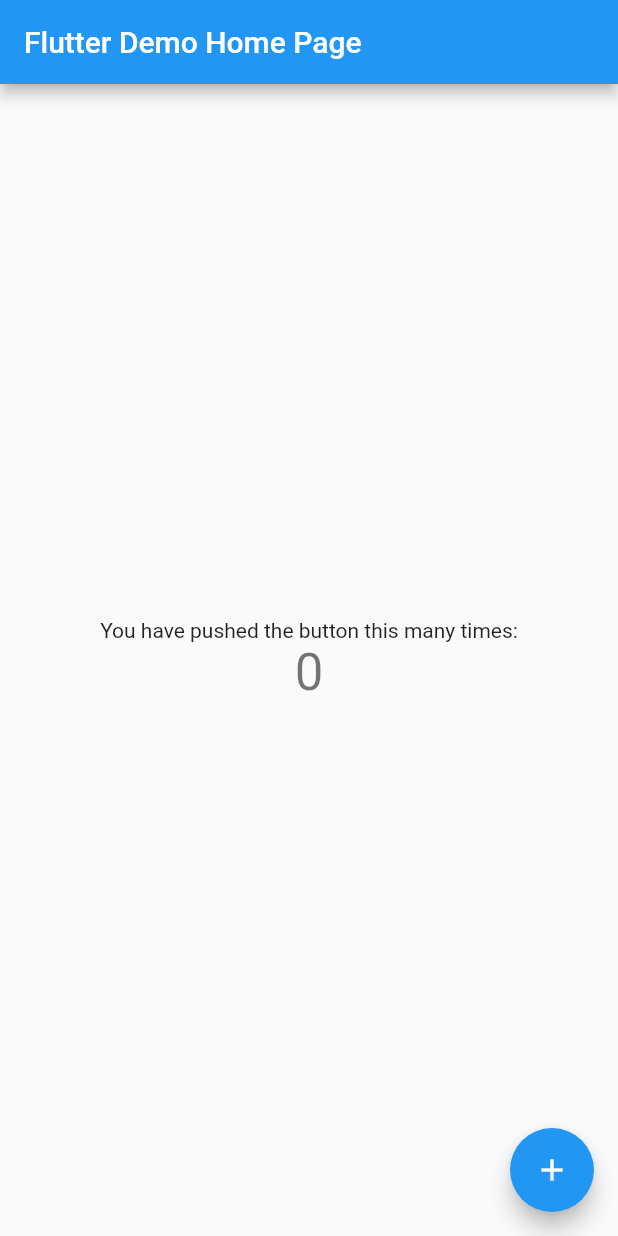
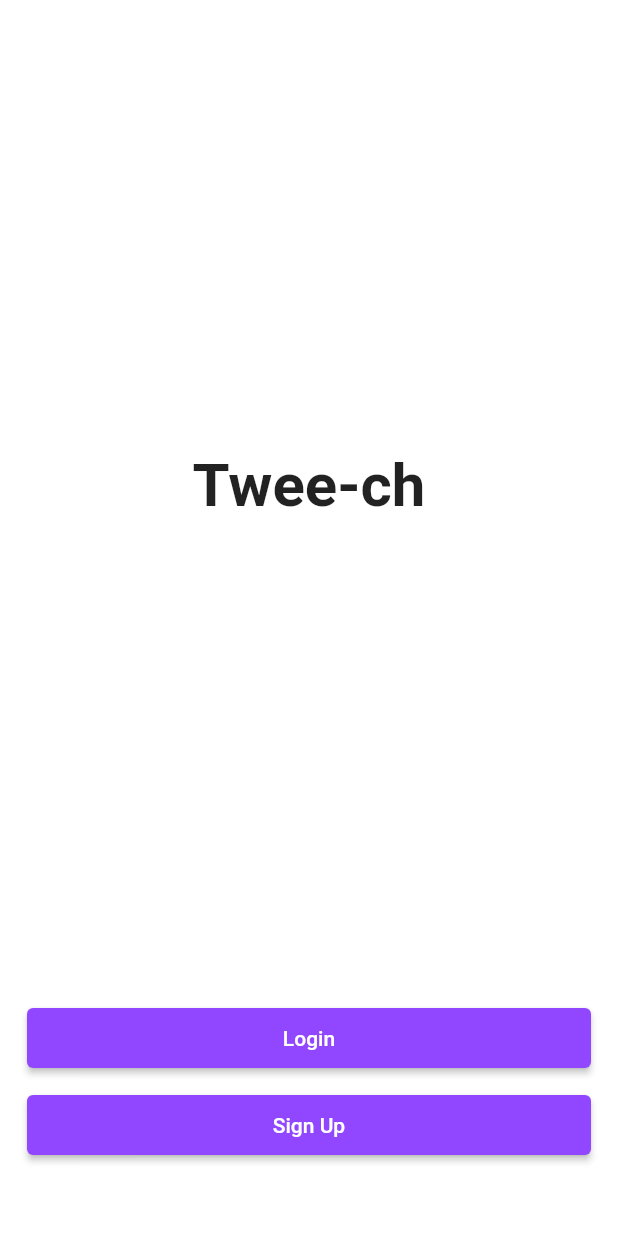
Before and after one commit to gikwegbu/tweech, a Flutter app: the screen it shows after launch, on a phone screen of 412 x 824 dp. Run offline on Flutter 3.47's test engine with Material 2 defaults, Android fonts, the phone set to English and light mode, and no system bars.

Commit message:
Update on UI
1. Created the Onboarding screen.

2. Created both the login and signup screens.

NB: This update is just before the adding firebase packages...

```diff
--- a/lib/main.dart
+++ b/lib/main.dart
@@ -1,4 +1,8 @@
 import 'package:flutter/material.dart';
+import 'package:tweech/screens/login_screen.dart';
+import 'package:tweech/screens/onboarding_screen.dart';
+import 'package:tweech/screens/signup_screen.dart';
+import 'package:tweech/utils/colors.dart';
 
 void main() {
   runApp(const MyApp());
@@ -7,109 +11,32 @@
 class MyApp extends StatelessWidget {
   const MyApp({Key? key}) : super(key: key);
 
-  // This widget is the root of your application.
   @override
   Widget build(BuildContext context) {
     return MaterialApp(
-      title: 'Flutter Demo',
-      theme: ThemeData(
-        // This is the theme of your application.
-        //
-        // Try running your application with "flutter run". You'll see the
-        // application has a blue toolbar. Then, without quitting the app, try
-        // changing the primarySwatch below to Colors.green and then invoke
-        // "hot reload" (press "r" in the console where you ran "flutter run",
-        // or simply save your changes to "hot reload" in a Flutter IDE).
-        // Notice that the counter didn't reset back to zero; the application
-        // is not restarted.
-        primarySwatch: Colors.blue,
+      debugShowCheckedModeBanner: false,
+      title: 'Twee-ch',
+      theme: ThemeData.light().copyWith(
+        scaffoldBackgroundColor: bgColor,
+        appBarTheme: AppBarTheme.of(context).copyWith(
+          backgroundColor: bgColor,
+          elevation: 0,
+          titleTextStyle: const TextStyle(
+            color: priColor,
+            fontSize: 20,
+            fontWeight: FontWeight.w600,
+          ),
+          iconTheme: const IconThemeData(
+            color: priColor,
+          )
+        )
       ),
-      home: const MyHomePage(title: 'Flutter Demo Home Page'),
+      routes: {
+        OnboardingScreen.routeName: (context) => const OnboardingScreen(),
+        LoginScreen.routeName: (context) => const LoginScreen(),
+        SignupScreen.routeName: (context) => const SignupScreen(),
+      },
+      home: const OnboardingScreen(),
     );
   }
 }
-
-class MyHomePage extends StatefulWidget {
-  const MyHomePage({Key? key, required this.title}) : super(key: key);
-
-  // This widget is the home page of your application. It is stateful, meaning
-  // that it has a State object (defined below) that contains fields that affect
-  // how it looks.
-
-  // This class is the configuration for the state. It holds the values (in this
-  // case the title) provided by the parent (in this case the App widget) and
-  // used by the build method of the State. Fields in a Widget subclass are
-  // always marked "final".
-
-  final String title;
-
-  @override
-  State<MyHomePage> createState() => _MyHomePageState();
-}
-
-class _MyHomePageState extends State<MyHomePage> {
-  int _counter = 0;
-
-  void _incrementCounter() {
-    setState(() {
-      // This call to setState tells the Flutter framework that something has
-      // changed in this State, which causes it to rerun the build method below
-      // so that the display can reflect the updated values. If we changed
-      // _counter without calling setState(), then the build method would not be
-      // called again, and so nothing would appear to happen.
-      _counter++;
-    });
-  }
-
-  @override
-  Widget build(BuildContext context) {
-    // This method is rerun every time setState is called, for instance as done
-    // by the _incrementCounter method above.
-    //
-    // The Flutter framework has been optimized to make rerunning build methods
-    // fast, so that you can just rebuild anything that needs updating rather
-    // than having to individually change instances of widgets.
-    return Scaffold(
-      appBar: AppBar(
-        // Here we take the value from the MyHomePage object that was created by
-        // the App.build method, and use it to set our appbar title.
-        title: Text(widget.title),
-      ),
-      body: Center(
-        // Center is a layout widget. It takes a single child and positions it
-        // in the middle of the parent.
-        child: Column(
-          // Column is also a layout widget. It takes a list of children and
-          // arranges them vertically. By default, it sizes itself to fit its
-          // children horizontally, and tries to be as tall as its parent.
-          //
-          // Invoke "debug painting" (press "p" in the console, choose the
-          // "Toggle Debug Paint" action from the Flutter Inspector in Android
-          // Studio, or the "Toggle Debug Paint" command in Visual Studio Code)
-          // to see the wireframe for each widget.
-          //
-          // Column has various properties to control how it sizes itself and
-          // how it positions its children. Here we use mainAxisAlignment to
-          // center the children vertically; the main axis here is the vertical
-          // axis because Columns are vertical (the cross axis would be
-          // horizontal).
-          mainAxisAlignment: MainAxisAlignment.center,
-          children: <Widget>[
-            const Text(
-              'You have pushed the button this many times:',
-            ),
-            Text(
-              '$_counter',
-              style: Theme.of(context).textTheme.headline4,
-            ),
-          ],
-        ),
-      ),
-      floatingActionButton: FloatingActionButton(
-        onPressed: _incrementCounter,
-        tooltip: 'Increment',
-        child: const Icon(Icons.add),
-      ), // This trailing comma makes auto-formatting nicer for build methods.
-    );
-  }
-}
--- /dev/null
+++ b/lib/screens/onboarding_screen.dart
@@ -0,0 +1,55 @@
+import 'package:flutter/material.dart';
+import 'package:tweech/screens/login_screen.dart';
+import 'package:tweech/screens/signup_screen.dart';
+import 'package:tweech/widget/custom_button.dart';
+
+class OnboardingScreen extends StatelessWidget {
+  const OnboardingScreen({Key? key}) : super(key: key);
+
+  static const routeName = '/onboarding-screen';
+
+  @override
+  Widget build(BuildContext context) {
+    return Scaffold(
+      body: Padding(
+        padding: const EdgeInsets.symmetric(horizontal: 18.0),
+        child: Column(
+          mainAxisAlignment: MainAxisAlignment.center,
+          children: [
+            const Spacer(),
+            const Text(
+              "Twee-ch",
+              style: TextStyle(
+                fontWeight: FontWeight.bold,
+                fontSize: 40,
+              ),
+              textAlign: TextAlign.center,
+            ),
+            const SizedBox(
+              height: 20,
+            ),
+            const Spacer(),
+            CustomButton(
+              text: 'Login',
+              press: () {
+                Navigator.pushNamed(context, LoginScreen.routeName);
+              },
+            ),
+            const SizedBox(
+              height: 10,
+            ),
+            CustomButton(
+              text: 'Sign Up',
+              press: () {
+                Navigator.pushNamed(context, SignupScreen.routeName);
+              },
+            ),
+            const SizedBox(
+              height: 50,
+            ),
+          ],
+        ),
+      ),
+    );
+  }
+}
--- /dev/null
+++ b/lib/utils/colors.dart
@@ -0,0 +1,6 @@
+import 'package:flutter/material.dart';
+
+const btnColor = Color.fromRGBO(145, 71, 255, 1);
+const bgColor = Colors.white;
+const secBgColor = Color.fromRGBO(239, 239, 241, 1);
+const priColor = Colors.black;
--- /dev/null
+++ b/lib/widget/custom_button.dart
@@ -0,0 +1,24 @@
+import 'package:flutter/material.dart';
+import 'package:tweech/utils/colors.dart';
+
+class CustomButton extends StatelessWidget {
+  const CustomButton({
+    Key? key,
+    required this.text,
+    required this.press,
+  }) : super(key: key);
+  final String text;
+  final VoidCallback press;
+
+  @override
+  Widget build(BuildContext context) {
+    return ElevatedButton(
+      style: ElevatedButton.styleFrom(
+        primary: btnColor,
+        minimumSize: const Size(double.infinity, 40),
+      ),
+      onPressed: press,
+      child: Text(text),
+    );
+  }
+}
```
Also changed, not shown: lib/screens/login_screen.dart (added, +73 -0 lines), lib/screens/signup_screen.dart (added, +84 -0 lines), lib/widget/custom_textfield.dart (added, +30 -0 lines).
